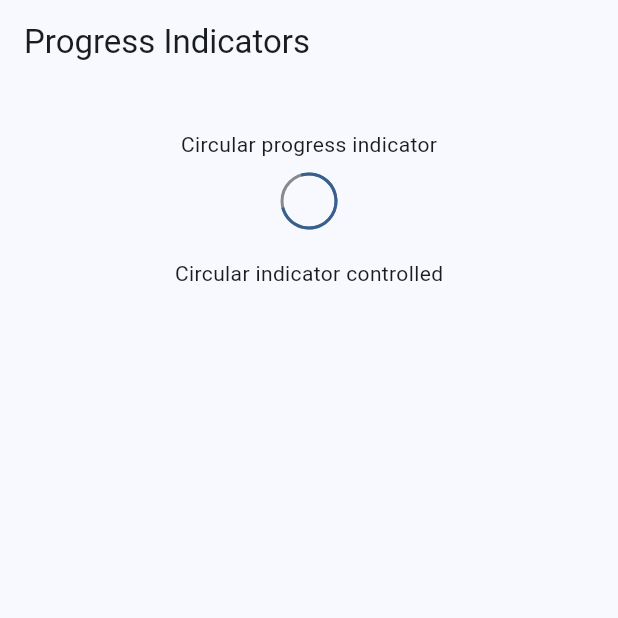
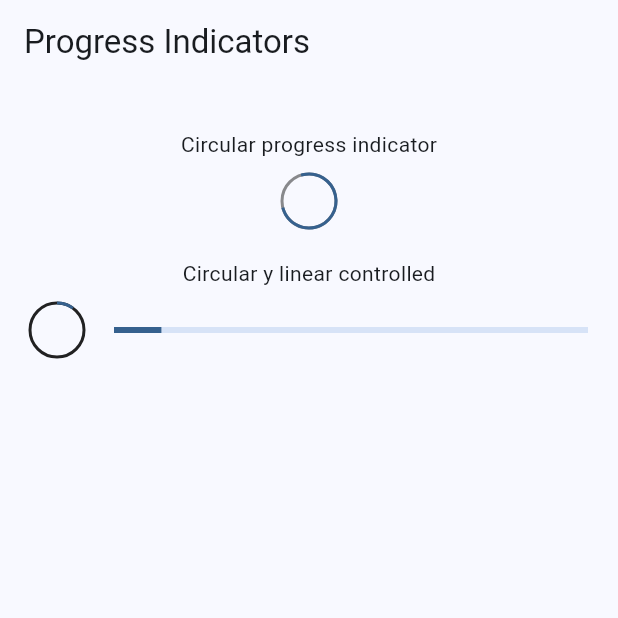
Before and after one commit to JulianRivers/widget_app, a Flutter app: the ProgressScreen screen opened by its route, on a phone screen of 412 x 824 dp, the top half of it. Run offline on Flutter 3.47's test engine with Material 2 defaults, Android fonts, the phone set to English and light mode, and no system bars; our stand-ins replace go_router.

Commit message:
Progress indicator finished

```diff
--- a/lib/presentation/screens/progress/progress_screen.dart
+++ b/lib/presentation/screens/progress/progress_screen.dart
@@ -1,7 +1,6 @@
 import 'package:flutter/material.dart';
 
 class ProgressScreen extends StatelessWidget {
-
   static const name = 'progress_screen';
 
   const ProgressScreen({super.key});
@@ -23,19 +22,27 @@ class _ProgressView extends StatelessWidget {
   @override
   Widget build(BuildContext context) {
     return const Center(
-      child: Column(
-        children: [
-          SizedBox(height: 30,),
-          Text('Circular progress indicator'),
-          SizedBox(height: 10,),
-          CircularProgressIndicator(strokeWidth: 2, backgroundColor: Colors.black45,),
-          SizedBox(height: 20,),
-          Text('Circular indicator controlled'),
-          SizedBox(height: 10,),
-          _ControlledProgressIndicator()
-
-        ]
+      child: Column(children: [
+        SizedBox(
+          height: 30,
         ),
+        Text('Circular progress indicator'),
+        SizedBox(
+          height: 10,
+        ),
+        CircularProgressIndicator(
+          strokeWidth: 2,
+          backgroundColor: Colors.black45,
+        ),
+        SizedBox(
+          height: 20,
+        ),
+        Text('Circular y linear controlled'),
+        SizedBox(
+          height: 10,
+        ),
+        _ControlledProgressIndicator()
+      ]),
     );
   }
 }
@@ -45,6 +52,30 @@ class _ControlledProgressIndicator extends StatelessWidget {
 
   @override
   Widget build(BuildContext context) {
-    return Container();
+    return StreamBuilder(
+      stream: Stream.periodic(const Duration(milliseconds: 300), (value) {
+        return (value * 2) / 100;
+      }).takeWhile((value) => value < 100),
+      builder: (context, snapshot) {
+        final progressValue = snapshot.data ?? 0;
+        return Padding(
+          padding: const EdgeInsets.symmetric(horizontal: 20),
+          child: Row(mainAxisAlignment: MainAxisAlignment.center, children: [
+            CircularProgressIndicator(
+              value: progressValue,
+              strokeWidth: 2,
+              backgroundColor: Colors.black87,
+            ),
+            const SizedBox(
+              width: 20,
+            ),
+            Expanded(
+                child: LinearProgressIndicator(
+              value: progressValue,
+            ))
+          ]),
+        );
+      },
+    );
   }
 }
```
